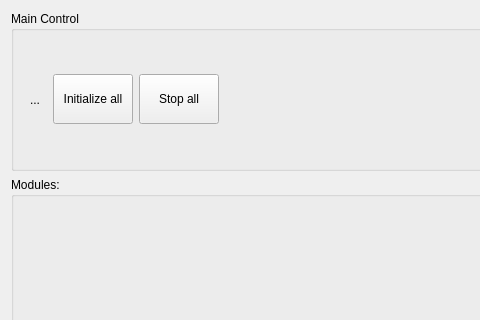
The window that core/joanhq/mainwindow/joanhq.ui (tud-hri/joan) describes before a commit, drawn with Qt 5; both pictures show x 0 to 480 and y 0 to 320 of the 737 by 500 pixel window.
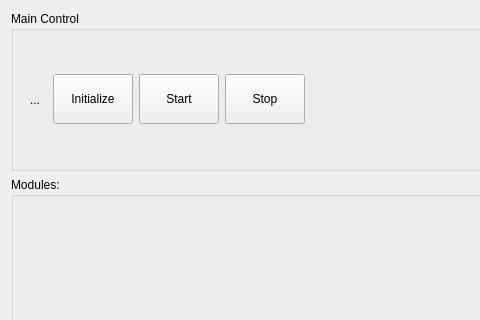
The same window after the commit.

Commit message: first start mp joan 2.0

```diff
--- a/core/joanhq/mainwindow/joanhq.ui
+++ b/core/joanhq/mainwindow/joanhq.ui
@@ -70,7 +70,7 @@
              </size>
             </property>
             <property name="text">
-             <string>Initialize all</string>
+             <string>Initialize</string>
             </property>
            </widget>
           </item>
@@ -83,7 +83,20 @@
              </size>
             </property>
             <property name="text">
-             <string>Stop all</string>
+             <string>Start</string>
+            </property>
+           </widget>
+          </item>
+          <item>
+           <widget class="QPushButton" name="btn_stop">
+            <property name="minimumSize">
+             <size>
+              <width>0</width>
+              <height>50</height>
+             </size>
+            </property>
+            <property name="text">
+             <string>Stop</string>
             </property>
            </widget>
           </item>
```
Left out of the diff: 4 changed lines with no effect on the pictures. The commit also changes 13 other files.
